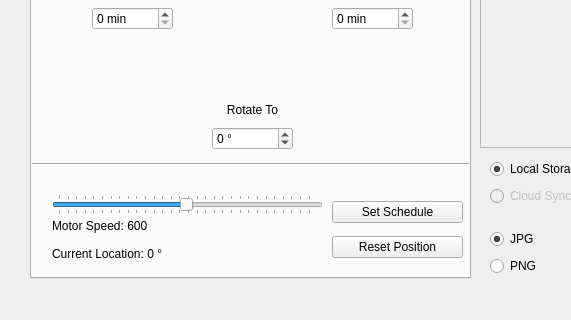
This is _ui/FlashLapse_CP.ui in CoSE-Jerry/Flashlapse_NEO as Qt 5 draws it before an edit; both pictures show x 0 to 571 and y 172 to 492 of the 800 by 492 pixel window. The edited form follows.
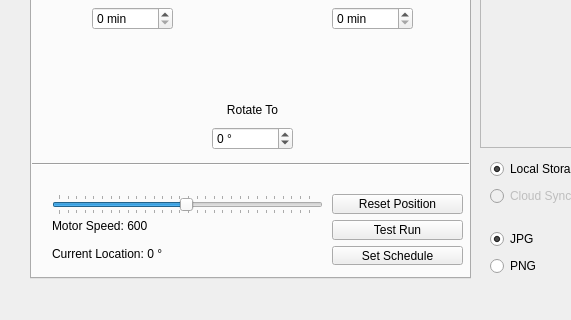
This is the edited form. The open tabs and pages were chosen to show the change. Icons and pictures are not drawn.

The edit to the form file:
```diff
--- a/_ui/FlashLapse_CP.ui
+++ b/_ui/FlashLapse_CP.ui
@@ -1102,13 +1102,6 @@
        </rect>
       </property>
       <layout class="QVBoxLayout" name="verticalLayout_17">
-       <item>
-        <widget class="QPushButton" name="Start_Scheduler">
-         <property name="text">
-          <string>Set Schedule</string>
-         </property>
-        </widget>
-       </item>
        <item>
         <widget class="QPushButton" name="Reset_Position">
          <property name="text">
@@ -1116,6 +1109,20 @@
          </property>
         </widget>
        </item>
+       <item>
+        <widget class="QPushButton" name="Test_Run">
+         <property name="text">
+          <string>Test Run</string>
+         </property>
+        </widget>
+       </item>
+       <item>
+        <widget class="QPushButton" name="Start_Scheduler">
+         <property name="text">
+          <string>Set Schedule</string>
+         </property>
+        </widget>
+       </item>
       </layout>
      </widget>
      <widget class="QWidget" name="verticalLayoutWidget_11">
@@ -1123,7 +1130,7 @@
        <rect>
         <x>20</x>
         <y>340</y>
-        <width>201</width>
+        <width>141</width>
         <height>51</height>
        </rect>
       </property>
```
Left out of the diff: 7 changed lines with no effect on the pictures.
